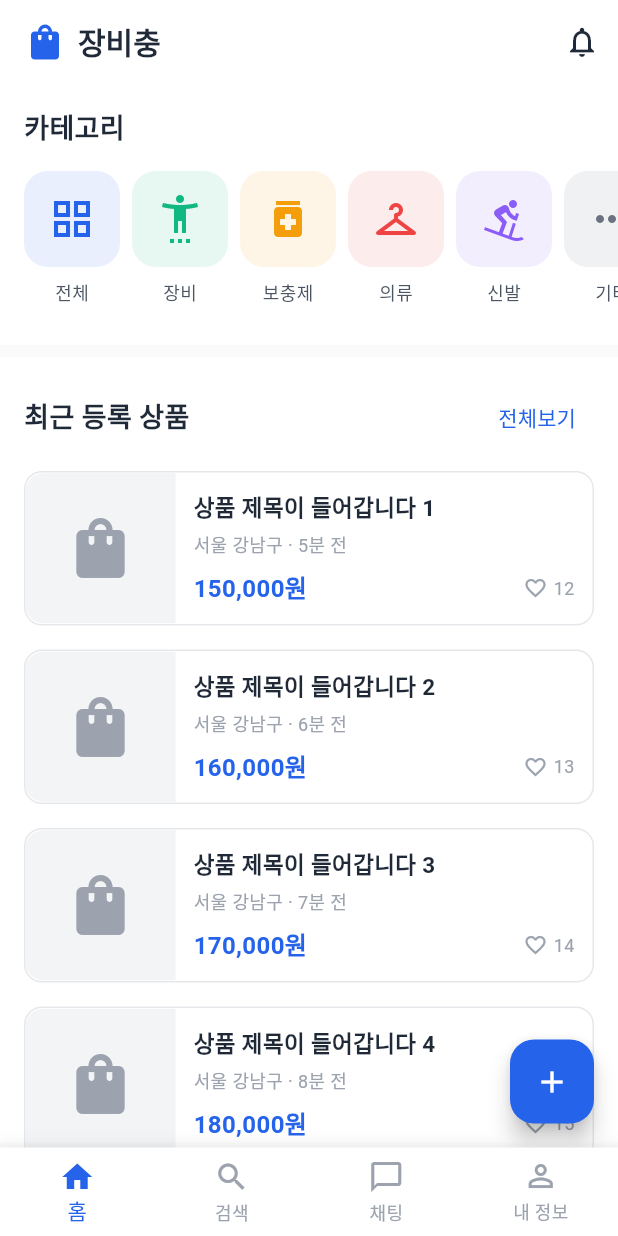
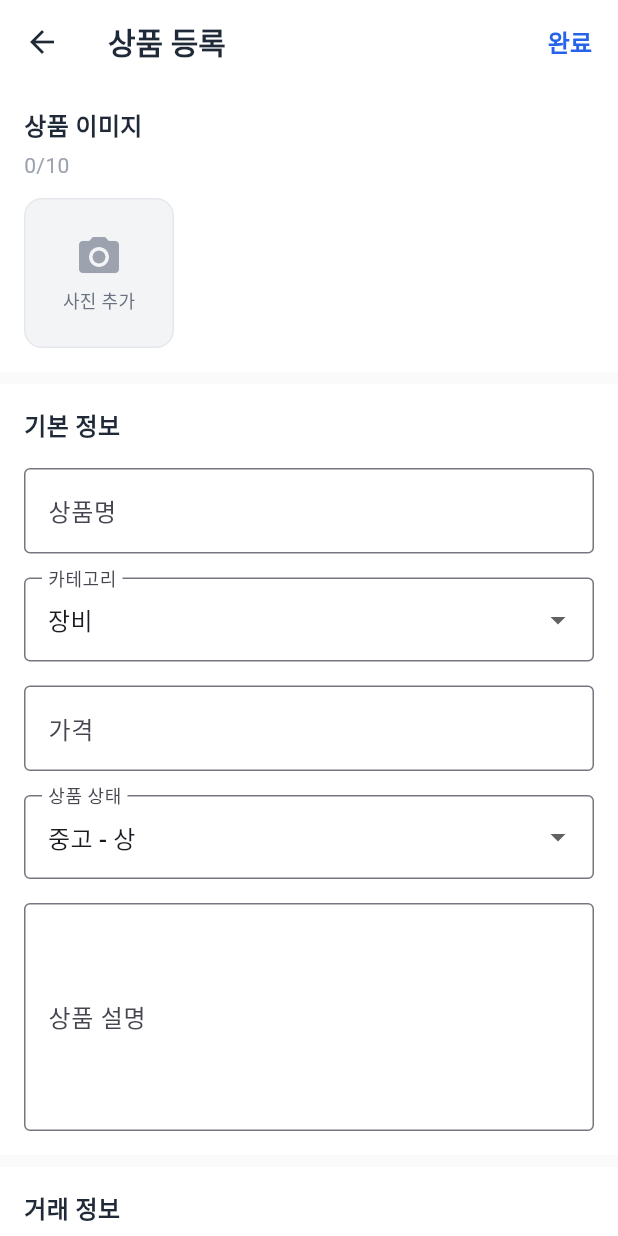
Before and after one commit to pyowonsik/GearFreak, a Flutter app: the HomeScreen screen opened by its route, after a tap on the "add" icon, on a phone screen of 412 x 824 dp. Run offline on Flutter 3.47's test engine with Material 3 defaults, Android fonts, the light colour scheme and no system bars; our stand-ins replace dartz, flutter_dotenv, flutter_riverpod, go_router, image_picker; missing offline and left inert: kpostal, serverpod, serverpod_auth_client, serverpod_auth_server, serverpod_auth_shared_flutter, serverpod_client and 1 more.

Commit message:
feat : create product - image picker & address search

```diff
--- a/gear_freak_flutter/lib/common/route/app_routes.dart
+++ b/gear_freak_flutter/lib/common/route/app_routes.dart
@@ -4,6 +4,7 @@ import '../../feature/auth/presentation/screen/splash_screen.dart';
 import '../../feature/auth/presentation/screen/login_screen.dart';
 import '../../feature/auth/presentation/screen/signup_screen.dart';
 import '../../feature/home/presentation/screen/product_detail_screen.dart';
+import '../../feature/home/presentation/screen/create_product_screen.dart';
 import '../../feature/chat/presentation/screen/chat_room_screen.dart';
 
 /// 앱의 최상위 라우트 구조를 정의하는 클래스
@@ -43,6 +44,13 @@ abstract final class AppRoutes {
         // 메인 화면 (탭 네비게이션) - StatefulShellRoute
         AppRoute.base,
 
+        // 상품 등록 화면 (동적 라우트보다 먼저 정의해야 함)
+        GoRoute(
+          path: '/product/create',
+          name: 'create-product',
+          builder: (context, state) => const CreateProductScreen(),
+        ),
+
         // 상품 상세 화면
         GoRoute(
           path: '/product/:id',
--- /dev/null
+++ b/gear_freak_flutter/lib/feature/home/presentation/screen/create_product_screen.dart
@@ -0,0 +1,503 @@
+import 'dart:io';
+import 'package:flutter/material.dart';
+import 'package:image_picker/image_picker.dart';
+import 'package:kpostal/kpostal.dart';
+
+class CreateProductScreen extends StatefulWidget {
+  const CreateProductScreen({super.key});
+
+  @override
+  State<CreateProductScreen> createState() => _CreateProductScreenState();
+}
+
+class _CreateProductScreenState extends State<CreateProductScreen> {
+  final _formKey = GlobalKey<FormState>();
+  final _titleController = TextEditingController();
+  final _priceController = TextEditingController();
+  final _descriptionController = TextEditingController();
+  final _detailAddressController = TextEditingController();
+
+  String _selectedCategory = '장비';
+  String _selectedCondition = '중고 - 상';
+  String _selectedTradeMethod = '직거래';
+  final List<XFile> _selectedImages = [];
+  final ImagePicker _imagePicker = ImagePicker();
+  String? _baseAddress; // 기본 주소 (kpostal에서 가져온 주소)
+
+  @override
+  void dispose() {
+    _titleController.dispose();
+    _priceController.dispose();
+    _descriptionController.dispose();
+    _detailAddressController.dispose();
+    super.dispose();
+  }
+
+  @override
+  Widget build(BuildContext context) {
+    return Scaffold(
+      appBar: AppBar(
+        title: const Text('상품 등록'),
+        actions: [
+          TextButton(
+            onPressed: _submitProduct,
+            child: const Text(
+              '완료',
+              style: TextStyle(
+                fontSize: 16,
+                fontWeight: FontWeight.w600,
+              ),
+            ),
+          ),
+        ],
+      ),
+      body: Form(
+        key: _formKey,
+        child: SingleChildScrollView(
+          child: Column(
+            crossAxisAlignment: CrossAxisAlignment.start,
+            children: [
+              // 이미지 업로드 섹션
+              Container(
+                color: Colors.white,
+                padding: const EdgeInsets.all(16),
+                child: Column(
+                  crossAxisAlignment: CrossAxisAlignment.start,
+                  children: [
+                    const Text(
+                      '상품 이미지',
+                      style: TextStyle(
+                        fontSize: 16,
+                        fontWeight: FontWeight.w600,
+                        color: Color(0xFF1F2937),
+                      ),
+                    ),
+                    const SizedBox(height: 4),
+                    Text(
+                      '${_selectedImages.length}/10',
+                      style: const TextStyle(
+                        fontSize: 14,
+                        color: Color(0xFF9CA3AF),
+                      ),
+                    ),
+                    const SizedBox(height: 12),
+                    SizedBox(
+                      height: 100,
+                      child: ListView(
+                        scrollDirection: Axis.horizontal,
+                        children: [
+                          _buildAddImageButton(),
+                          ..._selectedImages
+                              .map((img) => _buildImagePreview(img)),
+                        ],
+                      ),
+                    ),
+                  ],
+                ),
+              ),
+
+              const SizedBox(height: 8),
+
+              // 기본 정보 섹션
+              Container(
+                color: Colors.white,
+                padding: const EdgeInsets.all(16),
+                child: Column(
+                  crossAxisAlignment: CrossAxisAlignment.start,
+                  children: [
+                    const Text(
+                      '기본 정보',
+                      style: TextStyle(
+                        fontSize: 16,
+                        fontWeight: FontWeight.w600,
+                        color: Color(0xFF1F2937),
+                      ),
+                    ),
+                    const SizedBox(height: 16),
+                    TextFormField(
+                      controller: _titleController,
+                      decoration: const InputDecoration(
+                        labelText: '상품명',
+                        hintText: '상품명을 입력해주세요',
+                        border: OutlineInputBorder(),
+                      ),
+                      validator: (value) {
+                        if (value == null || value.isEmpty) {
+                          return '상품명을 입력해주세요';
+                        }
+                        return null;
+                      },
+                    ),
+                    const SizedBox(height: 16),
+                    DropdownButtonFormField<String>(
+                      value: _selectedCategory,
+                      decoration: const InputDecoration(
+                        labelText: '카테고리',
+                        border: OutlineInputBorder(),
+                      ),
+                      items: const [
+                        DropdownMenuItem(value: '장비', child: Text('장비')),
+                        DropdownMenuItem(value: '보충제', child: Text('보충제')),
+                        DropdownMenuItem(value: '의류', child: Text('의류')),
+                        DropdownMenuItem(value: '신발', child: Text('신발')),
+                        DropdownMenuItem(value: '기타', child: Text('기타')),
+                      ],
+                      onChanged: (value) {
+                        setState(() {
+                          _selectedCategory = value!;
+                        });
+                      },
+                    ),
+                    const SizedBox(height: 16),
+                    TextFormField(
+                      controller: _priceController,
+                      decoration: const InputDecoration(
+                        labelText: '가격',
+                        hintText: '가격을 입력해주세요',
+                        border: OutlineInputBorder(),
+                        suffixText: '원',
+                      ),
+                      keyboardType: TextInputType.number,
+                      validator: (value) {
+                        if (value == null || value.isEmpty) {
+                          return '가격을 입력해주세요';
+                        }
+                        return null;
+                      },
+                    ),
+                    const SizedBox(height: 16),
+                    DropdownButtonFormField<String>(
+                      value: _selectedCondition,
+                      decoration: const InputDecoration(
+                        labelText: '상품 상태',
+                        border: OutlineInputBorder(),
+                      ),
+                      items: const [
+                        DropdownMenuItem(value: '새 제품', child: Text('새 제품')),
+                        DropdownMenuItem(
+                            value: '중고 - 상', child: Text('중고 - 상')),
+                        DropdownMenuItem(
+                            value: '중고 - 중', child: Text('중고 - 중')),
+                        DropdownMenuItem(
+                            value: '중고 - 하', child: Text('중고 - 하')),
+                      ],
+                      onChanged: (value) {
+                        setState(() {
+                          _selectedCondition = value!;
+                        });
+                      },
+                    ),
+                    const SizedBox(height: 16),
+                    TextFormField(
+                      controller: _descriptionController,
+                      decoration: const InputDecoration(
+                        labelText: '상품 설명',
+                        hintText: '상품에 대한 설명을 입력해주세요',
+                        border: OutlineInputBorder(),
+                      ),
+                      maxLines: 5,
+                      validator: (value) {
+                        if (value == null || value.isEmpty) {
+                          return '상품 설명을 입력해주세요';
+                        }
+                        return null;
+                      },
+                    ),
+                  ],
+                ),
+              ),
+
+              const SizedBox(height: 8),
+
+              // 거래 정보 섹션
+              Container(
+                color: Colors.white,
+                padding: const EdgeInsets.all(16),
+                child: Column(
+                  crossAxisAlignment: CrossAxisAlignment.start,
+                  children: [
+                    const Text(
+                      '거래 정보',
+                      style: TextStyle(
+                        fontSize: 16,
+                        fontWeight: FontWeight.w600,
+                        color: Color(0xFF1F2937),
+                      ),
+                    ),
+                    const SizedBox(height: 16),
+                    DropdownButtonFormField<String>(
+                      value: _selectedTradeMethod,
+                      decoration: const InputDecoration(
+                        labelText: '거래 방법',
+                        border: OutlineInputBorder(),
+                      ),
+                      items: const [
+                        DropdownMenuItem(value: '직거래', child: Text('직거래')),
+                        DropdownMenuItem(value: '택배', child: Text('택배')),
+                        DropdownMenuItem(
+                            value: '직거래/택배', child: Text('직거래/택배')),
+                      ],
+                      onChanged: (value) {
+                        setState(() {
+                          _selectedTradeMethod = value!;
+                        });
+                      },
+                    ),
+                    if (_selectedTradeMethod.contains('직거래')) ...[
+                      const SizedBox(height: 16),
+                      // 기본 주소 검색
+                      InkWell(
+                        onTap: _searchAddress,
+                        child: Container(
+                          padding: const EdgeInsets.all(16),
+                          decoration: BoxDecoration(
+                            border: Border.all(color: const Color(0xFFE5E7EB)),
+                            borderRadius: BorderRadius.circular(4),
+                          ),
+                          child: Row(
+                            children: [
+                              const Icon(
+                                Icons.location_on,
+                                color: Color(0xFF6B7280),
+                              ),
+                              const SizedBox(width: 12),
+                              Expanded(
+                                child: Text(
+                                  _baseAddress ?? '주소 검색',
+                                  style: TextStyle(
+                                    fontSize: 16,
+                                    color: _baseAddress == null
+                                        ? const Color(0xFF9CA3AF)
+                                        : const Color(0xFF1F2937),
+                                  ),
+                                ),
+                              ),
+                              const Icon(
+                                Icons.search,
+                                color: Color(0xFF9CA3AF),
+                              ),
+                            ],
+                          ),
+                        ),
+                      ),
+                      if (_baseAddress == null &&
+                          _selectedTradeMethod.contains('직거래'))
+                        Padding(
+                          padding: const EdgeInsets.only(top: 8, left: 12),
+                          child: Text(
+                            '주소를 검색해주세요',
+                            style: TextStyle(
+                              fontSize: 12,
+                              color: Colors.red.shade700,
+                            ),
+                          ),
+                        ),
+                      const SizedBox(height: 16),
+                      // 상세 주소 입력
+                      TextFormField(
+                        controller: _detailAddressController,
+                        decoration: const InputDecoration(
+                          labelText: '상세 주소',
+                          hintText: '예: 101동 201호',
+                          border: OutlineInputBorder(),
+                          prefixIcon: Icon(Icons.home),
+                        ),
+                        validator: (value) {
+                          if (_selectedTradeMethod.contains('직거래') &&
+                              _baseAddress != null &&
+                              (value == null || value.isEmpty)) {
+                            return '상세 주소를 입력해주세요';
+                          }
+                          return null;
+                        },
+                      ),
+                    ],
+                  ],
+                ),
+              ),
+
+              const SizedBox(height: 80),
+            ],
+          ),
+        ),
+      ),
+    );
+  }
+
+  Widget _buildAddImageButton() {
+    return GestureDetector(
+      onTap: _addImage,
+      child: Container(
+        width: 100,
+        height: 100,
+        margin: const EdgeInsets.only(right: 8),
+        decoration: BoxDecoration(
+          color: const Color(0xFFF3F4F6),
+          borderRadius: BorderRadius.circular(12),
+          border: Border.all(color: const Color(0xFFE5E7EB)),
+        ),
+        child: Column(
+          mainAxisAlignment: MainAxisAlignment.center,
+          children: const [
+            Icon(
+              Icons.camera_alt,
+              size: 32,
+              color: Color(0xFF9CA3AF),
+            ),
+            SizedBox(height: 4),
+            Text(
+              '사진 추가',
+              style: TextStyle(
+                fontSize: 12,
+                color: Color(0xFF6B7280),
+              ),
+            ),
+          ],
+        ),
+      ),
+    );
+  }
+
+  Widget _buildImagePreview(XFile imageFile) {
+    return Container(
+      width: 100,
+      height: 100,
+      margin: const EdgeInsets.only(right: 8),
+      decoration: BoxDecoration(
+        color: const Color(0xFFF3F4F6),
+        borderRadius: BorderRadius.circular(12),
+        border: Border.all(color: const Color(0xFFE5E7EB)),
+      ),
+      child: Stack(
+        children: [
+          ClipRRect(
+            borderRadius: BorderRadius.circular(12),
+            child: Image.file(
+              File(imageFile.path),
+              width: 100,
+              height: 100,
+              fit: BoxFit.cover,
+              errorBuilder: (context, error, stackTrace) {
+                return const Center(
+                  child: Icon(
+                    Icons.image,
+                    size: 48,
+                    color: Color(0xFF9CA3AF),
+                  ),
+                );
+              },
+            ),
+          ),
+          Positioned(
+            top: 4,
+            right: 4,
+            child: GestureDetector(
+              onTap: () {
+                setState(() {
+                  _selectedImages.remove(imageFile);
+                });
+              },
+              child: Container(
+                padding: const EdgeInsets.all(4),
+                decoration: const BoxDecoration(
+                  color: Colors.black54,
+                  shape: BoxShape.circle,
+                ),
+                child: const Icon(
+                  Icons.close,
+                  size: 16,
+                  color: Colors.white,
+                ),
+              ),
+            ),
+          ),
+        ],
+      ),
+    );
+  }
+
+  /// 주소 검색
+  Future<void> _searchAddress() async {
+    try {
+      final Kpostal? result = await Navigator.push(
+        context,
+        MaterialPageRoute(
+          builder: (_) => KpostalView(),
+        ),
+      );
+
+      if (result != null && mounted) {
+        setState(() {
+          _baseAddress = result.address;
+        });
+      }
+    } catch (e) {
+      if (mounted) {
+        ScaffoldMessenger.of(context).showSnackBar(
+          SnackBar(content: Text('주소 검색 중 오류가 발생했습니다: $e')),
+        );
+      }
+    }
+  }
+
+  Future<void> _addImage() async {
+    if (_selectedImages.length >= 10) {
+      ScaffoldMessenger.of(context).showSnackBar(
+        const SnackBar(content: Text('이미지는 최대 10장까지 추가할 수 있습니다')),
+      );
+      return;
+    }
+
+    try {
+      final XFile? image = await _imagePicker.pickImage(
+        source: ImageSource.gallery,
+        imageQuality: 85,
+      );
+
+      if (image != null) {
+        setState(() {
+          _selectedImages.add(image);
+        });
+      }
+    } catch (e) {
+      if (mounted) {
+        ScaffoldMessenger.of(context).showSnackBar(
+          SnackBar(content: Text('이미지를 선택하는 중 오류가 발생했습니다: $e')),
+        );
+      }
+    }
+  }
+
+  void _submitProduct() {
+    if (_formKey.currentState!.validate()) {
+      if (_selectedImages.isEmpty) {
+        ScaffoldMessenger.of(context).showSnackBar(
+          const SnackBar(content: Text('최소 1장의 이미지를 추가해주세요')),
+        );
+        return;
+      }
+
+      if (_selectedTradeMethod.contains('직거래') &&
+          (_baseAddress == null || _baseAddress!.isEmpty)) {
+        ScaffoldMessenger.of(context).showSnackBar(
+          const SnackBar(content: Text('주소를 검색해주세요')),
+        );
+        return;
+      }
+
+      // 전체 주소 조합 (기본 주소 + 상세 주소)
+      final fullAddress =
+          _baseAddress != null && _detailAddressController.text.isNotEmpty
+              ? '$_baseAddress ${_detailAddressController.text}'
+              : _baseAddress ?? '';
+
+      // TODO: 서버에 상품 등록 API 호출
+      // fullAddress를 사용하여 주소 정보 전송
+
+      ScaffoldMessenger.of(context).showSnackBar(
+        const SnackBar(content: Text('상품이 등록되었습니다')),
+      );
+      Navigator.of(context).pop();
+    }
+  }
+}
--- a/gear_freak_flutter/lib/feature/home/presentation/screen/home_screen.dart
+++ b/gear_freak_flutter/lib/feature/home/presentation/screen/home_screen.dart
@@ -1,5 +1,6 @@
 import 'package:flutter/material.dart';
 import 'package:flutter_riverpod/flutter_riverpod.dart';
+import 'package:go_router/go_router.dart';
 import '../../di/home_providers.dart';
 import '../widget/category_item_widget.dart';
 import '../widget/product_card_widget.dart';
@@ -126,7 +127,9 @@ class _HomeScreenState extends ConsumerState<HomeScreen> {
               ),
             ),
       floatingActionButton: FloatingActionButton(
-        onPressed: () {},
+        onPressed: () {
+          context.push('/product/create');
+        },
         backgroundColor: Theme.of(context).colorScheme.primary,
         child: const Icon(Icons.add, color: Colors.white),
       ),
--- a/gear_freak_flutter/lib/feature/profile/presentation/screen/profile_screen.dart
+++ b/gear_freak_flutter/lib/feature/profile/presentation/screen/profile_screen.dart
@@ -224,7 +224,7 @@ class _ProfileScreenState extends ConsumerState<ProfileScreen> {
           content: Text('로그아웃 실패: $e'),
           backgroundColor: Colors.red,
         ),
-      );
+    );
     }
   }
 }
--- a/gear_freak_flutter/pubspec.yaml
+++ b/gear_freak_flutter/pubspec.yaml
@@ -38,6 +38,8 @@ dependencies:
   go_router: ^15.1.2
   dartz: ^0.10.1
   flutter_dotenv: ^5.1.0
+  image_picker: ^1.1.2
+  kpostal: ^1.1.0
 
 dev_dependencies:
   flutter_lints: '>=3.0.0 <7.0.0'
```
Also changed, not shown: gear_freak_flutter/pubspec.lock, 6 other files.
